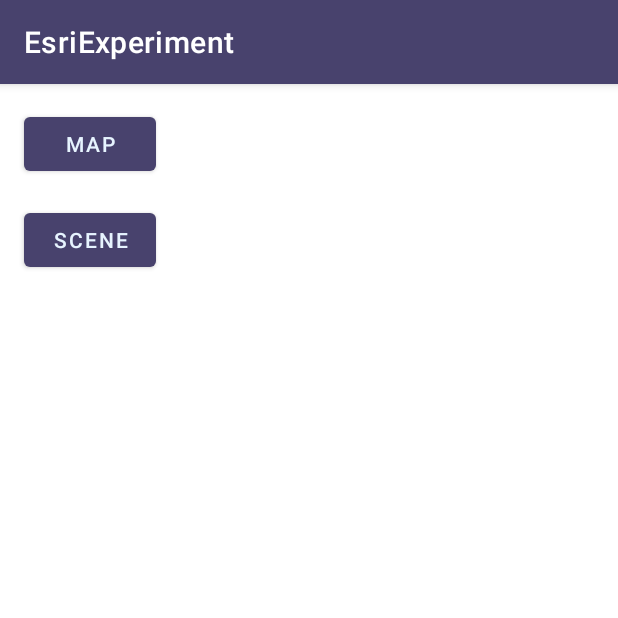
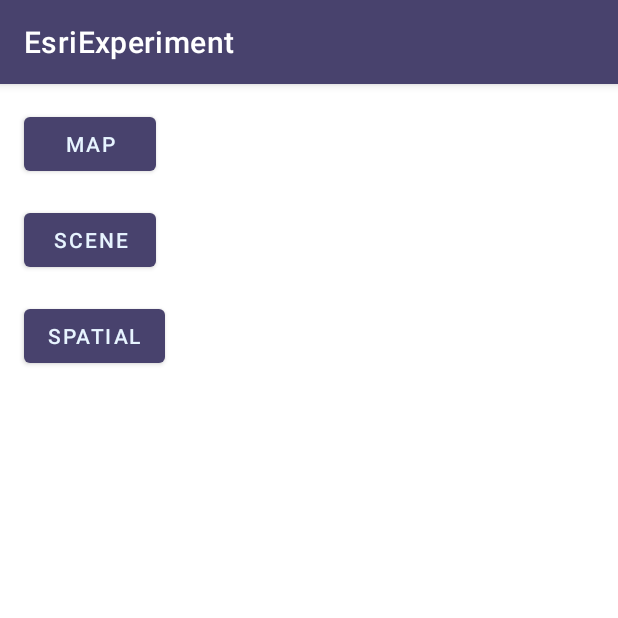
Before and after one commit to ilkayaktas/EsriExperiment, an Android app: the screen it shows after launch (MainActivity), on a phone screen of 412 x 824 dp, the top half of it. Run offline under Robolectric (Android 15) with nearby library versions, the phone set to English and light mode, and no system bars.

Commit message:
SpatialReference is added. Distance calculation is added.

```diff
--- a/app/src/main/AndroidManifest.xml
+++ b/app/src/main/AndroidManifest.xml
@@ -23,6 +23,7 @@
         </activity>
         <activity android:name=".MapActivity" />
         <activity android:name=".SceneActivity" />
+        <activity android:name=".SpatialReferenceActivity" />
     </application>
 
 </manifest>
--- a/app/src/main/java/tr/com/aselsan/esriexperiment/MainActivity.java
+++ b/app/src/main/java/tr/com/aselsan/esriexperiment/MainActivity.java
@@ -23,4 +23,8 @@ public class MainActivity extends AppCompatActivity {
     public void openSceneView(View view) {
         startActivity(new Intent(this, SceneActivity.class));
     }
+
+    public void openSpatialView(View view) {
+        startActivity(new Intent(this, SpatialReferenceActivity.class));
+    }
 }
--- a/app/src/main/res/layout/activity_main.xml
+++ b/app/src/main/res/layout/activity_main.xml
@@ -27,4 +27,14 @@
             android:onClick="openSceneView"
             app:layout_constraintStart_toStartOf="@+id/button"
             app:layout_constraintTop_toBottomOf="@+id/button" />
+
+    <Button
+            android:id="@+id/button3"
+            android:layout_width="wrap_content"
+            android:layout_height="wrap_content"
+            android:layout_marginTop="16dp"
+            android:text="Spatial"
+            android:onClick="openSpatialView"
+            app:layout_constraintStart_toStartOf="@+id/button2"
+            app:layout_constraintTop_toBottomOf="@+id/button2" />
 </androidx.constraintlayout.widget.ConstraintLayout>
```
Also changed, not shown: app/src/main/java/tr/com/aselsan/esriexperiment/MapActivity.java (+20 -2 lines), app/src/main/java/tr/com/aselsan/esriexperiment/SceneActivity.java (+29 -4 lines), app/src/main/java/tr/com/aselsan/esriexperiment/SpatialReferenceActivity.java (added, +60 -0 lines).
